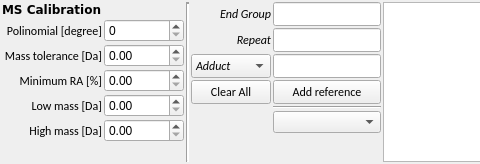
Before: the Qt Designer form src/adplugins/qtwidgets2/mscalibrationform.ui in qtplatz/qtplatz, drawn with Qt 5; both pictures show x 0 to 480 and y 0 to 164 of the 690 by 164 pixel window.
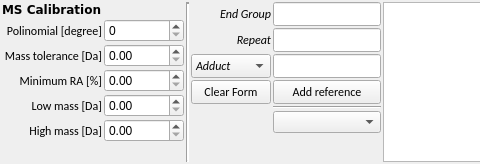
After: the same form once the commit is applied. Custom widgets are drawn as their Qt base class.

Diff of the .ui file:
```diff
--- a/src/adplugins/qtwidgets2/mscalibrationform.ui
+++ b/src/adplugins/qtwidgets2/mscalibrationform.ui
@@ -215,7 +215,7 @@
           </font>
          </property>
          <property name="text">
-          <string>Clear All</string>
+          <string>Clear Form</string>
          </property>
         </widget>
        </item>
```
Left out of the diff: 20 changed lines with no effect on the pictures.
